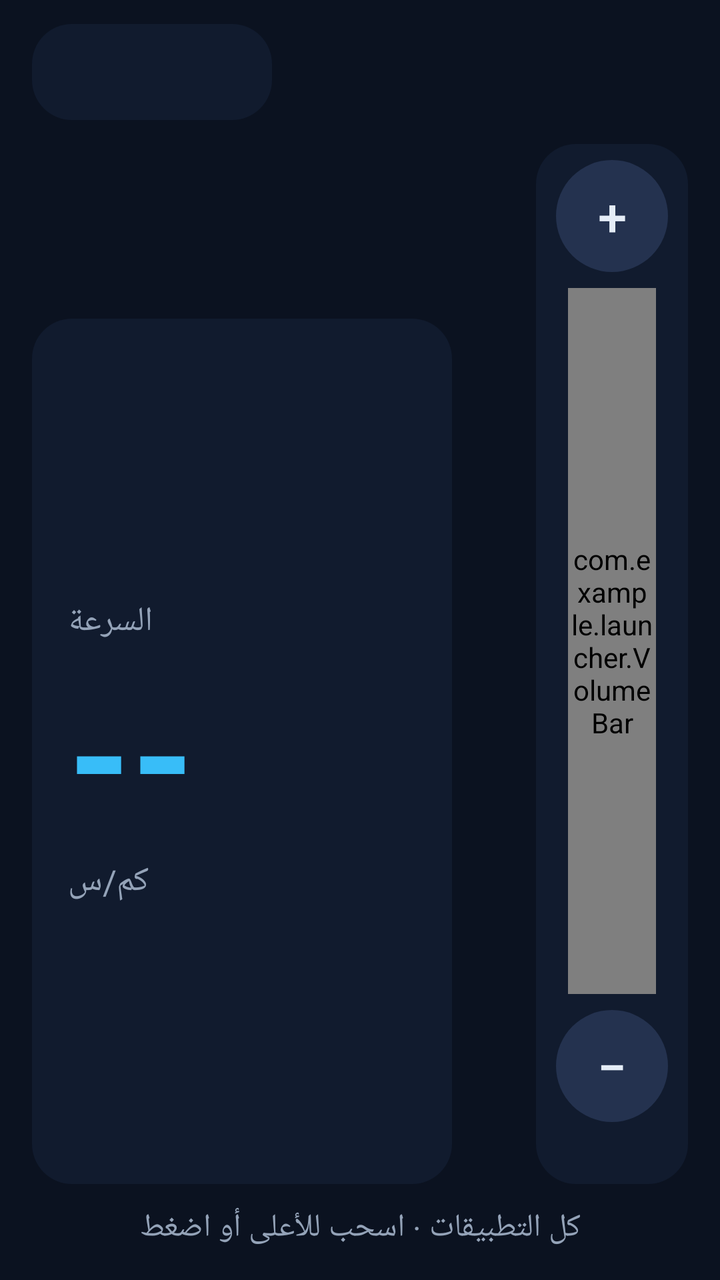
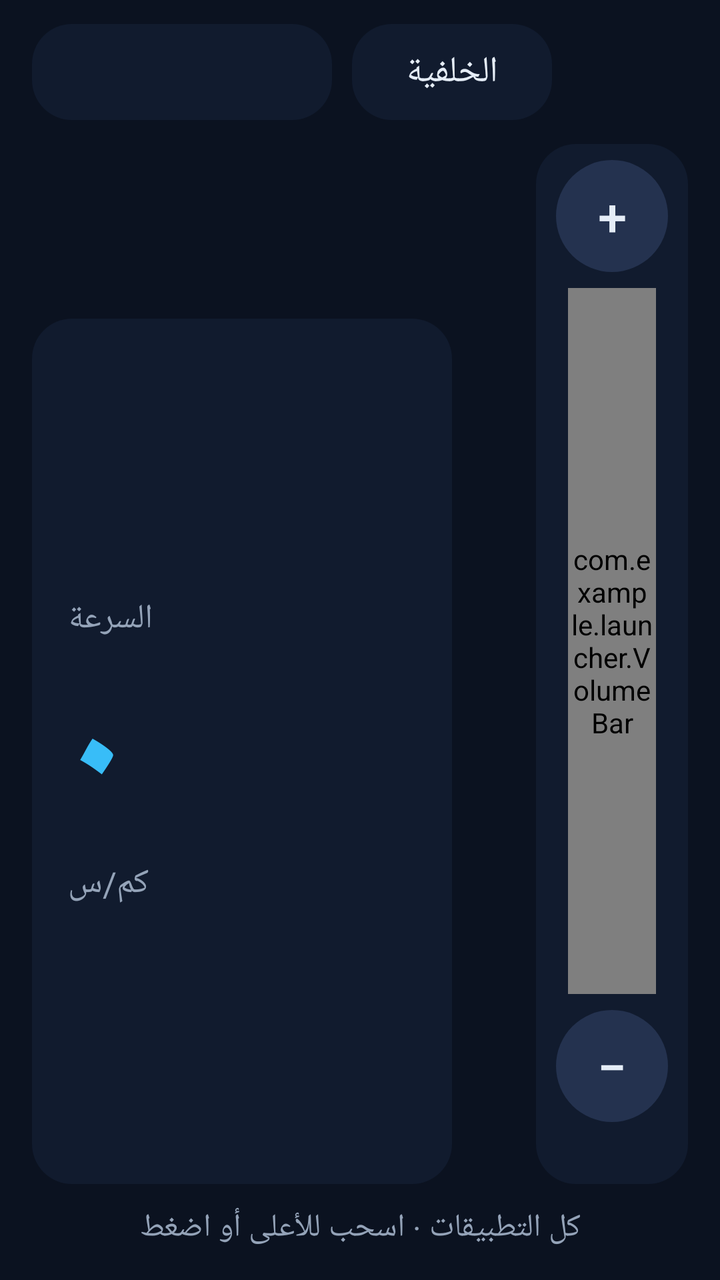

Compare the two renders of this Android layout. The source of the first and the diff that turns it into the second are given below.
<!-- AndroidManifest.xml: application theme LauncherNight -->
<!-- res/layout/activity_home.xml -->
<?xml version="1.0" encoding="utf-8"?>
<FrameLayout xmlns:android="http://schemas.android.com/apk/res/android"
    android:id="@+id/root"
    android:layout_width="match_parent"
    android:layout_height="match_parent"
    android:background="?attr/lBg">

    <LinearLayout
        android:layout_width="match_parent"
        android:layout_height="match_parent"
        android:orientation="vertical"
        android:paddingLeft="16dp"
        android:paddingTop="12dp"
        android:paddingRight="16dp"
        android:paddingBottom="4dp">

        
        <LinearLayout
            android:layout_width="match_parent"
            android:layout_height="48dp"
            android:gravity="center_vertical"
            android:orientation="horizontal">

            <Button
                android:id="@+id/themeToggle"
                android:layout_width="wrap_content"
                android:layout_height="48dp"
                android:background="@drawable/bg_tile"
                android:minWidth="120dp"
                android:stateListAnimator="@null"
                android:textColor="?attr/lText"
                android:textSize="18sp" />

            <TextView
                android:id="@+id/dateText"
                android:layout_width="0dp"
                android:layout_height="wrap_content"
                android:layout_weight="1"
                android:gravity="right"
                android:textColor="?attr/lTextDim"
                android:textSize="18sp" />
        </LinearLayout>

        <LinearLayout
            android:layout_width="match_parent"
            android:layout_height="0dp"
            android:layout_marginTop="12dp"
            android:layout_weight="1"
            android:orientation="horizontal">

            
            <LinearLayout
                android:layout_width="210dp"
                android:layout_height="match_parent"
                android:orientation="vertical">

                <TextView
                    android:id="@+id/clockText"
                    android:layout_width="wrap_content"
                    android:layout_height="wrap_content"
                    android:textColor="?attr/lText"
                    android:textSize="58sp"
                    android:textStyle="bold" />

                <LinearLayout
                    android:layout_width="match_parent"
                    android:layout_height="0dp"
                    android:layout_marginTop="10dp"
                    android:layout_weight="1"
                    android:background="@drawable/bg_card"
                    android:gravity="center_vertical"
                    android:orientation="vertical"
                    android:padding="18dp">

                    <TextView
                        android:layout_width="wrap_content"
                        android:layout_height="wrap_content"
                        android:text="السرعة"
                        android:textColor="?attr/lTextDim"
                        android:textSize="17sp" />

                    <TextView
                        android:id="@+id/speedText"
                        android:layout_width="wrap_content"
                        android:layout_height="wrap_content"
                        android:text="--"
                        android:textColor="?attr/lAccent"
                        android:textSize="80sp"
                        android:textStyle="bold" />

                    <TextView
                        android:layout_width="wrap_content"
                        android:layout_height="wrap_content"
                        android:text="كم/س"
                        android:textColor="?attr/lTextDim"
                        android:textSize="17sp" />
                </LinearLayout>
            </LinearLayout>

            
            <LinearLayout
                android:layout_width="0dp"
                android:layout_height="match_parent"
                android:layout_marginLeft="16dp"
                android:layout_weight="1"
                android:orientation="vertical">

                <LinearLayout
                    android:layout_width="match_parent"
                    android:layout_height="0dp"
                    android:layout_weight="3"
                    android:orientation="horizontal">

                    <FrameLayout
                        android:id="@+id/cameraTile"
                        android:layout_width="0dp"
                        android:layout_height="match_parent"
                        android:layout_weight="1"
                        android:background="@drawable/bg_camera"
                        android:padding="6dp">

                        <TextureView
                            android:id="@+id/cameraTexture"
                            android:layout_width="match_parent"
                            android:layout_height="match_parent" />

                        <TextView
                            android:id="@+id/cameraStatus"
                            android:layout_width="wrap_content"
                            android:layout_height="wrap_content"
                            android:layout_gravity="center"
                            android:gravity="center"
                            android:text="الكاميرا"
                            android:textColor="#94A3B8"
                            android:textSize="18sp" />
                    </FrameLayout>

                    
                    <LinearLayout
                        android:layout_width="0dp"
                        android:layout_height="match_parent"
                        android:layout_marginLeft="16dp"
                        android:layout_weight="1"
                        android:background="@drawable/bg_card"
                        android:orientation="vertical"
                        android:padding="14dp">

                        <LinearLayout
                            android:id="@+id/musicInfo"
                            android:layout_width="match_parent"
                            android:layout_height="wrap_content"
                            android:gravity="center_vertical"
                            android:orientation="horizontal">

                            <ImageView
                                android:id="@+id/musicArt"
                                android:layout_width="64dp"
                                android:layout_height="64dp"
                                android:contentDescription="@null"
                                android:scaleType="centerCrop"
                                android:src="@drawable/ic_note" />

                            <LinearLayout
                                android:layout_width="0dp"
                                android:layout_height="wrap_content"
                                android:layout_marginLeft="12dp"
                                android:layout_weight="1"
                                android:orientation="vertical">

                                <TextView
                                    android:id="@+id/musicTitle"
                                    android:layout_width="match_parent"
                                    android:layout_height="wrap_content"
                                    android:ellipsize="end"
                                    android:singleLine="true"
                                    android:textColor="?attr/lText"
                                    android:textSize="20sp"
                                    android:textStyle="bold" />

                                <TextView
                                    android:id="@+id/musicArtist"
                                    android:layout_width="match_parent"
                                    android:layout_height="wrap_content"
                                    android:ellipsize="end"
                                    android:singleLine="true"
                                    android:textColor="?attr/lTextDim"
                                    android:textSize="15sp" />
                            </LinearLayout>
                        </LinearLayout>

                        <SeekBar
                            android:id="@+id/musicSeek"
                            android:layout_width="match_parent"
                            android:layout_height="32dp"
                            android:layout_marginTop="6dp" />

                        <LinearLayout
                            android:layout_width="match_parent"
                            android:layout_height="wrap_content"
                            android:orientation="horizontal"
                            android:paddingLeft="12dp"
                            android:paddingRight="12dp">

                            <TextView
                                android:id="@+id/musicElapsed"
                                android:layout_width="0dp"
                                android:layout_height="wrap_content"
                                android:layout_weight="1"
                                android:textColor="?attr/lTextDim"
                                android:textSize="13sp" />

                            <TextView
                                android:id="@+id/musicTotal"
                                android:layout_width="wrap_content"
                                android:layout_height="wrap_content"
                                android:textColor="?attr/lTextDim"
                                android:textSize="13sp" />
                        </LinearLayout>

                        <LinearLayout
                            android:layout_width="match_parent"
                            android:layout_height="0dp"
                            android:layout_weight="1"
                            android:gravity="center"
                            android:orientation="horizontal">

                            <ImageButton
                                android:id="@+id/musicPrev"
                                android:layout_width="52dp"
                                android:layout_height="52dp"
                                android:background="@drawable/bg_round_alt"
                                android:contentDescription="السابق"
                                android:src="@drawable/ic_prev"
                                android:tint="?attr/lText" />

                            <ImageButton
                                android:id="@+id/musicPlay"
                                android:layout_width="60dp"
                                android:layout_height="60dp"
                                android:layout_marginLeft="18dp"
                                android:layout_marginRight="18dp"
                                android:background="@drawable/bg_round_accent"
                                android:contentDescription="تشغيل أو إيقاف"
                                android:src="@drawable/ic_play"
                                android:tint="?attr/lOnAccent" />

                            <ImageButton
                                android:id="@+id/musicNext"
                                android:layout_width="52dp"
                                android:layout_height="52dp"
                                android:background="@drawable/bg_round_alt"
                                android:contentDescription="التالي"
                                android:src="@drawable/ic_next"
                                android:tint="?attr/lText" />
                        </LinearLayout>
                    </LinearLayout>
                </LinearLayout>

                
                <LinearLayout
                    android:layout_width="match_parent"
                    android:layout_height="0dp"
                    android:layout_marginTop="14dp"
                    android:layout_weight="2"
                    android:orientation="horizontal">

                    <include
                        android:id="@+id/mapsTile"
                        layout="@layout/tile_app"
                        android:layout_width="0dp"
                        android:layout_height="match_parent"
                        android:layout_weight="1" />

                    <include
                        android:id="@+id/slot1"
                        layout="@layout/tile_app"
                        android:layout_width="0dp"
                        android:layout_height="match_parent"
                        android:layout_marginLeft="12dp"
                        android:layout_weight="1" />

                    <include
                        android:id="@+id/slot2"
                        layout="@layout/tile_app"
                        android:layout_width="0dp"
                        android:layout_height="match_parent"
                        android:layout_marginLeft="12dp"
                        android:layout_weight="1" />

                    <include
                        android:id="@+id/slot3"
                        layout="@layout/tile_app"
                        android:layout_width="0dp"
                        android:layout_height="match_parent"
                        android:layout_marginLeft="12dp"
                        android:layout_weight="1" />
                </LinearLayout>
            </LinearLayout>

            
            <LinearLayout
                android:id="@+id/volumeColumn"
                android:layout_width="76dp"
                android:layout_height="match_parent"
                android:layout_marginLeft="16dp"
                android:background="@drawable/bg_card"
                android:gravity="center_horizontal"
                android:orientation="vertical"
                android:padding="8dp">

                <Button
                    android:id="@+id/volUp"
                    android:layout_width="56dp"
                    android:layout_height="56dp"
                    android:background="@drawable/bg_round_alt"
                    android:contentDescription="رفع الصوت"
                    android:stateListAnimator="@null"
                    android:text="+"
                    android:textColor="?attr/lText"
                    android:textSize="26sp" />

                <com.example.launcher.VolumeBar
                    android:id="@+id/volBar"
                    android:layout_width="44dp"
                    android:layout_height="0dp"
                    android:layout_marginTop="8dp"
                    android:layout_marginBottom="8dp"
                    android:layout_weight="1" />

                <Button
                    android:id="@+id/volDown"
                    android:layout_width="56dp"
                    android:layout_height="56dp"
                    android:background="@drawable/bg_round_alt"
                    android:contentDescription="خفض الصوت"
                    android:stateListAnimator="@null"
                    android:text="−"
                    android:textColor="?attr/lText"
                    android:textSize="26sp" />

                <TextView
                    android:id="@+id/volText"
                    android:layout_width="wrap_content"
                    android:layout_height="wrap_content"
                    android:layout_marginTop="4dp"
                    android:textColor="?attr/lTextDim"
                    android:textSize="14sp" />
            </LinearLayout>
        </LinearLayout>

        <TextView
            android:id="@+id/drawerHandle"
            android:layout_width="match_parent"
            android:layout_height="44dp"
            android:clickable="true"
            android:focusable="true"
            android:gravity="center"
            android:text="كل التطبيقات · اسحب للأعلى أو اضغط"
            android:textColor="?attr/lTextDim"
            android:textSize="16sp" />
    </LinearLayout>

    
    <LinearLayout
        android:id="@+id/drawer"
        android:layout_width="match_parent"
        android:layout_height="match_parent"
        android:background="?attr/lBg"
        android:clickable="true"
        android:orientation="vertical"
        android:padding="16dp"
        android:visibility="gone">

        <LinearLayout
            android:layout_width="match_parent"
            android:layout_height="52dp"
            android:gravity="center_vertical"
            android:orientation="horizontal">

            <Button
                android:id="@+id/drawerClose"
                android:layout_width="wrap_content"
                android:layout_height="48dp"
                android:background="@drawable/bg_tile"
                android:minWidth="120dp"
                android:stateListAnimator="@null"
                android:text="إغلاق"
                android:textColor="?attr/lText"
                android:textSize="18sp" />

            <TextView
                android:id="@+id/drawerTitle"
                android:layout_width="0dp"
                android:layout_height="wrap_content"
                android:layout_weight="1"
                android:gravity="right"
                android:textColor="?attr/lText"
                android:textSize="22sp"
                android:textStyle="bold" />
        </LinearLayout>

        <GridView
            android:id="@+id/drawerGrid"
            android:layout_width="match_parent"
            android:layout_height="0dp"
            android:layout_marginTop="8dp"
            android:layout_weight="1"
            android:numColumns="6"
            android:verticalSpacing="6dp" />
    </LinearLayout>

    
    <FrameLayout
        android:id="@+id/idleOverlay"
        android:layout_width="match_parent"
        android:layout_height="match_parent"
        android:background="#000000"
        android:visibility="gone">

        <TextView
            android:id="@+id/idleClock"
            android:layout_width="wrap_content"
            android:layout_height="wrap_content"
            android:layout_gravity="center"
            android:textColor="#64748B"
            android:textSize="96sp" />

        <TextView
            android:id="@+id/idleNowPlaying"
            android:layout_width="match_parent"
            android:layout_height="wrap_content"
            android:layout_gravity="bottom|center_horizontal"
            android:layout_marginBottom="28dp"
            android:gravity="center"
            android:textColor="#475569"
            android:textSize="16sp" />
    </FrameLayout>
</FrameLayout>
<!-- res/layout/tile_app.xml (included above) -->
<?xml version="1.0" encoding="utf-8"?>
<LinearLayout xmlns:android="http://schemas.android.com/apk/res/android"
    android:layout_width="match_parent"
    android:layout_height="match_parent"
    android:background="@drawable/bg_tile"
    android:clickable="true"
    android:focusable="true"
    android:gravity="center"
    android:orientation="vertical"
    android:padding="8dp">

    <ImageView
        android:id="@+id/tileIcon"
        android:layout_width="64dp"
        android:layout_height="64dp"
        android:contentDescription="@null" />

    <TextView
        android:id="@+id/tileLabel"
        android:layout_width="match_parent"
        android:layout_height="wrap_content"
        android:layout_marginTop="6dp"
        android:ellipsize="end"
        android:gravity="center"
        android:singleLine="true"
        android:textColor="?attr/lText"
        android:textSize="17sp" />
</LinearLayout>
<!-- resources referenced by this layout -->
<resources>
  <!-- drawable bg_camera (drawable) -->
  <?xml version="1.0" encoding="utf-8"?>
  <shape xmlns:android="http://schemas.android.com/apk/res/android" android:shape="rectangle">
      <solid android:color="#050A14" />
      <corners android:radius="20dp" />
  </shape>
  <!-- drawable bg_card (drawable) -->
  <?xml version="1.0" encoding="utf-8"?>
  <shape xmlns:android="http://schemas.android.com/apk/res/android" android:shape="rectangle">
      <solid android:color="?attr/lCard" />
      <corners android:radius="20dp" />
  </shape>
  <!-- drawable bg_round_accent (drawable) -->
  <?xml version="1.0" encoding="utf-8"?>
  <ripple xmlns:android="http://schemas.android.com/apk/res/android" android:color="?attr/lStroke">
      <item>
          <shape android:shape="oval">
              <solid android:color="?attr/lAccent" />
          </shape>
      </item>
  </ripple>
  <!-- drawable bg_round_alt (drawable) -->
  <?xml version="1.0" encoding="utf-8"?>
  <ripple xmlns:android="http://schemas.android.com/apk/res/android" android:color="?attr/lStroke">
      <item>
          <shape android:shape="oval">
              <solid android:color="?attr/lCardAlt" />
          </shape>
      </item>
  </ripple>
  <!-- drawable bg_tile (drawable) -->
  <?xml version="1.0" encoding="utf-8"?>
  <ripple xmlns:android="http://schemas.android.com/apk/res/android" android:color="?attr/lStroke">
      <item>
          <shape android:shape="rectangle">
              <solid android:color="?attr/lCard" />
              <corners android:radius="20dp" />
          </shape>
      </item>
  </ripple>
  <!-- drawable ic_next (drawable) -->
  <?xml version="1.0" encoding="utf-8"?>
  <vector xmlns:android="http://schemas.android.com/apk/res/android"
      android:width="24dp"
      android:height="24dp"
      android:viewportWidth="24"
      android:viewportHeight="24">
      <path android:fillColor="#FFFFFFFF" android:pathData="M6,18l8.5,-6L6,6v12zM16,6v12h2V6h-2z" />
  </vector>
  <!-- drawable ic_note (drawable) -->
  <?xml version="1.0" encoding="utf-8"?>
  <vector xmlns:android="http://schemas.android.com/apk/res/android"
      android:width="24dp"
      android:height="24dp"
      android:viewportWidth="24"
      android:viewportHeight="24">
      <path android:fillColor="#FFFFFFFF" android:pathData="M12,3v10.55c-0.59,-0.34 -1.27,-0.55 -2,-0.55 -2.21,0 -4,1.79 -4,4s1.79,4 4,4 4,-1.79 4,-4V7h4V3h-6z" />
  </vector>
  <!-- drawable ic_play (drawable) -->
  <?xml version="1.0" encoding="utf-8"?>
  <vector xmlns:android="http://schemas.android.com/apk/res/android"
      android:width="24dp"
      android:height="24dp"
      android:viewportWidth="24"
      android:viewportHeight="24">
      <path android:fillColor="#FFFFFFFF" android:pathData="M8,5v14l11,-7z" />
  </vector>
  <!-- drawable ic_prev (drawable) -->
  <?xml version="1.0" encoding="utf-8"?>
  <vector xmlns:android="http://schemas.android.com/apk/res/android"
      android:width="24dp"
      android:height="24dp"
      android:viewportWidth="24"
      android:viewportHeight="24">
      <path android:fillColor="#FFFFFFFF" android:pathData="M6,6h2v12H6zM9.5,12l8.5,6V6z" />
  </vector>
  <style name="LauncherNight" parent="android:Theme.Material.NoActionBar">
          <item name="android:windowBackground">@color/night_bg</item>
          <item name="android:statusBarColor">@color/night_bg</item>
          <item name="android:navigationBarColor">@color/night_bg</item>
          <item name="android:colorAccent">#38BDF8</item>
          <item name="lBg">#0B1220</item>
          <item name="lCard">#111B2E</item>
          <item name="lCardAlt">#24324F</item>
          <item name="lText">#E5EDF7</item>
          <item name="lTextDim">#94A3B8</item>
          <item name="lAccent">#38BDF8</item>
          <item name="lOnAccent">#0B1220</item>
          <item name="lStroke">#334155</item>
      </style>
  <color name="night_bg">#0B1220</color>
</resources>

<!-- the commit's change to res/layout/activity_home.xml (unified diff, before → after) -->
@@ -4,6 +4,23 @@
     android:layout_width="match_parent"
     android:layout_height="match_parent"
     android:background="?attr/lBg">
+
+    
+    <ImageView
+        android:id="@+id/wallpaper"
+        android:layout_width="match_parent"
+        android:layout_height="match_parent"
+        android:contentDescription="@null"
+        android:scaleType="centerCrop"
+        android:visibility="gone" />
+
+    <View
+        android:id="@+id/wallpaperScrim"
+        android:layout_width="match_parent"
+        android:layout_height="match_parent"
+        android:alpha="0.5"
+        android:background="?attr/lBg"
+        android:visibility="gone" />
 
     <LinearLayout
         android:layout_width="match_parent"
@@ -26,8 +43,20 @@
                 android:layout_width="wrap_content"
                 android:layout_height="48dp"
                 android:background="@drawable/bg_tile"
-                android:minWidth="120dp"
+                android:minWidth="150dp"
                 android:stateListAnimator="@null"
+                android:textColor="?attr/lText"
+                android:textSize="18sp" />
+
+            <Button
+                android:id="@+id/wallpaperButton"
+                android:layout_width="wrap_content"
+                android:layout_height="48dp"
+                android:layout_marginLeft="10dp"
+                android:background="@drawable/bg_tile"
+                android:minWidth="100dp"
+                android:stateListAnimator="@null"
+                android:text="الخلفية"
                 android:textColor="?attr/lText"
                 android:textSize="18sp" />
 
@@ -83,7 +112,7 @@
                         android:id="@+id/speedText"
                         android:layout_width="wrap_content"
                         android:layout_height="wrap_content"
-                        android:text="--"
+                        android:text="٠"
                         android:textColor="?attr/lAccent"
                         android:textSize="80sp"
                         android:textStyle="bold" />
@@ -111,29 +140,64 @@
                     android:layout_weight="3"
                     android:orientation="horizontal">
 
-                    <FrameLayout
-                        android:id="@+id/cameraTile"
+                    
+                    <LinearLayout
                         android:layout_width="0dp"
                         android:layout_height="match_parent"
                         android:layout_weight="1"
-                        android:background="@drawable/bg_camera"
-                        android:padding="6dp">
-
-                        <TextureView
-                            android:id="@+id/cameraTexture"
-                            android:layout_width="match_parent"
-                            android:layout_height="match_parent" />
+                        android:background="@drawable/bg_card"
+                        android:orientation="vertical"
+                        android:padding="14dp">
+
+                        <LinearLayout
+                            android:layout_width="match_parent"
+                            android:layout_height="wrap_content"
+                            android:gravity="center_vertical"
+                            android:orientation="horizontal">
+
+                            <TextView
+                                android:id="@+id/weatherDesc"
+                                android:layout_width="0dp"
+                                android:layout_height="wrap_content"
+                                android:layout_weight="1"
+                                android:maxLines="2"
+                                android:textColor="?attr/lTextDim"
+                                android:textSize="15sp" />
+
+                            <TextView
+                                android:id="@+id/weatherTemp"
+                                android:layout_width="wrap_content"
+                                android:layout_height="wrap_content"
+                                android:layout_marginLeft="10dp"
+                                android:textColor="?attr/lText"
+                                android:textSize="40sp"
+                                android:textStyle="bold" />
+                        </LinearLayout>
+
+                        <View
+                            android:layout_width="match_parent"
+                            android:layout_height="1dp"
+                            android:layout_marginTop="8dp"
+                            android:layout_marginBottom="8dp"
+                            android:background="?attr/lStroke" />
 
                         <TextView
-                            android:id="@+id/cameraStatus"
-                            android:layout_width="wrap_content"
+                            android:id="@+id/nextPrayerText"
+                            android:layout_width="match_parent"
                             android:layout_height="wrap_content"
-                            android:layout_gravity="center"
-                            android:gravity="center"
-                            android:text="الكاميرا"
-                            android:textColor="#94A3B8"
-                            android:textSize="18sp" />
-                    </FrameLayout>
+                            android:gravity="right"
+                            android:textColor="?attr/lAccent"
+                            android:textSize="22sp"
+                            android:textStyle="bold" />
+
+                        <LinearLayout
+                            android:id="@+id/prayerRow"
+                            android:layout_width="match_parent"
+                            android:layout_height="0dp"
+                            android:layout_weight="1"
+                            android:gravity="center_vertical"
+                            android:orientation="horizontal" />
+                    </LinearLayout>
 
                     
                     <LinearLayout
@@ -417,13 +481,27 @@
         android:background="#000000"
         android:visibility="gone">
 
-        <TextView
-            android:id="@+id/idleClock"
+        <LinearLayout
             android:layout_width="wrap_content"
             android:layout_height="wrap_content"
             android:layout_gravity="center"
-            android:textColor="#64748B"
-            android:textSize="96sp" />
+            android:gravity="center_horizontal"
+            android:orientation="vertical">
+
+            <TextView
+                android:id="@+id/idleClock"
+                android:layout_width="wrap_content"
+                android:layout_height="wrap_content"
+                android:textColor="#94A3B8"
+                android:textSize="96sp" />
+
+            <TextView
+                android:id="@+id/idlePrayer"
+                android:layout_width="wrap_content"
+                android:layout_height="wrap_content"
+                android:textColor="#64748B"
+                android:textSize="24sp" />
+        </LinearLayout>
 
         <TextView
             android:id="@+id/idleNowPlaying"
<!-- resource entries referenced after the edit -->
@@ -1,11 +1,5 @@
 <!-- resources referenced by this layout -->
 <resources>
-  <!-- drawable bg_camera (drawable) -->
-  <?xml version="1.0" encoding="utf-8"?>
-  <shape xmlns:android="http://schemas.android.com/apk/res/android" android:shape="rectangle">
-      <solid android:color="#050A14" />
-      <corners android:radius="20dp" />
-  </shape>
   <!-- drawable bg_card (drawable) -->
   <?xml version="1.0" encoding="utf-8"?>
   <shape xmlns:android="http://schemas.android.com/apk/res/android" android:shape="rectangle">
